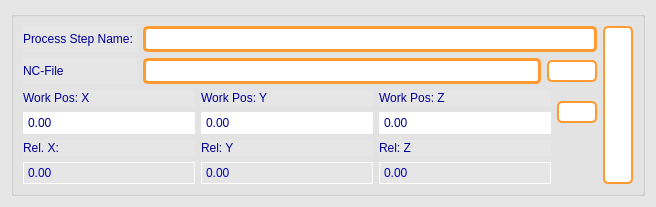
Above: GUI_files/process_step_widget.ui from goegilein/Controller before the change. Below: the same form after it.
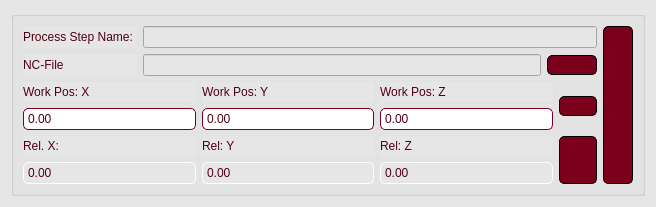
That is the form after the change. Icons and pictures are not drawn.

```diff
--- a/GUI_files/process_step_widget.ui
+++ b/GUI_files/process_step_widget.ui
@@ -16,13 +16,21 @@
   <property name="styleSheet">
    <string notr="true">QWidget{
 background-color: rgb(230,230,230);
+}
 
+QGroupBox{
+color:  rgb(80, 0, 19);  /* Text color */
+font-weight: bold;  /* Bold text */
+}
+
+QLabel{
+color:  rgb(80, 0, 19);;  /* Text color */
 }
 
 QPushButton {
-	background-color: rgb(255,255,255);  /* Background color */
-    color: rgb(0, 0, 150);  /* Text color */
-    border: 2px solid rgb(255,155, 50);  /* Border color */
+	background-color: rgb(122,0,28);  /* Background color */
+	border: 1px solid rgb(0, 0, 0);
+    color: rgb(255, 255, 255);  /* Text color */
     border-radius: 5px;  /* Rounded edges */
 	padding: 2px;
 }
@@ -38,83 +46,83 @@
 	border: 3px solid rgb(205, 85, 0);
 }
 QPushButton:clicked {
-   background-color: rgb(200, 200, 210);  /* Background color when pressed */
-	border:  rgb(205, 85, 0);
+   background-color: rgb(80,0,19);  /* Background color when pressed */
+	border-color:  rgb(0,0, 0);
 }
 
 QPushButton:checked {
-    background-color: rgb(220,120, 15);
-	border: 3px solid rgb(205, 105, 0);
+    background-color: rgb(255,255,255);
+	color:  rgb(80, 0, 19);
+	border: 2px solid rgb(122, 0, 28);
 	font-weight: bold;  /* Bold text */
 }
 
 QPushButton:disabled {
-    background-color: rgb(220,220, 220);
-	border: 3px solid rgb(205, 105, 0);
-	font-weight: bold;  /* Bold text */
+    background-color: rgb(180,180, 180);
+	border: 1px solid rgb(0, 0,0);
 }
 
 QDoubleSpinBox:enabled{
 background-color: rgb(255,255,255);
-color: rgb(0, 0, 150);  /* Text color */
-border: 1px solid rgb(255,255,255);  /* Border color */
-border-radius: 1px;  /* Rounded edges */
+color:  rgb(80, 0, 19);  /* Text color */
+border: 1px solid  rgb(122, 0, 28);  /* Border color */
+border-radius: 5px;  /* Rounded edges */
 padding : 2px;
 }
 QDoubleSpinBox:disabled{
-color: rgb(0, 0, 200);  /* Text color */
+color: rgb(80, 0, 19);  /* Text color */
 border: 1px solid rgb(255,255,255);  /* Border color */
-border-radius: 1px;  /* Rounded edges */
+border-radius: 5px;  /* Rounded edges */
 padding : 2px;
 }
 
 QSpinBox:enabled{
 background-color: rgb(255,255,255);
-color: rgb(0, 0, 150);  /* Text color */
-border: 1px solid rgb(255,255,255);  /* Border color */
-border-radius: 1px;  /* Rounded edges */
+color:  rgb(80, 0, 19);  /* Text color */
+border: 1px solid  rgb(122, 0, 28);  /* Border color */
+border-radius: 5px;  /* Rounded edges */
 padding : 2px;
+
 }
 QSpinBox:disabled{
-color: rgb(0, 0, 200);  /* Text color */
+color: rgb(80, 0, 19);  /* Text color */
 border: 1px solid rgb(255,255,255);  /* Border color */
-border-radius: 1px;  /* Rounded edges */
+border-radius: 5px;  /* Rounded edges */
 padding : 2px;
 }
 
-QGroupBox{
-color: rgb(0, 0, 150);  /* Text color */
-font-weight: bold;  /* Bold text */
-}
-
-QLabel{
-color: rgb(0, 0, 150);  /* Text color */
-}
-
 QPlainTextEdit{
 background-color: rgb(255,255,255);
 border-radius: 5px;  /* Rounded edges */
 }
 
-QLineEdit{
+QLineEdit:endabled{
 background-color: rgb(255,255,255);
-color: rgb(0, 0, 150);  /* Text color */
-border: 3px solid rgb(255,155,50);  /* Border color */
+color:  rgb(80, 0, 19);  /* Text color */
+border: 1px solid rgb(0,0,0);  /* Border color */
+border-radius: 5px;  /* Rounded edges */
+padding : 2px;
+}
+
+QLineEdit:disabled{
+background-color: rgb(230,230,230);
+color:  rgb(80, 0, 19);  /* Text color */
+border: 1px solid rgb(0,0,0);  /* Border color */
 border-radius: 5px;  /* Rounded edges */
 padding : 2px;
 }
 
 QComboBox{
 background-color: rgb(255,255,255);
-color: rgb(0, 0, 150);  /* Text color */
-border: 3px solid rgb(255,155,50);  /* Border color */
+color:  rgb(80, 0, 19);  /* Text color */
+border: 1px solid rgb(0,0,0);  /* Border color */
 border-radius: 5px;  /* Rounded edges */
 padding : 2px;
 }
 
 QTabBar::tab {
-    color: rgb(0, 0, 150); 
-    border: 2px solid rgb(255,155,50);
+    color:  rgb(80, 0, 19); 
+    border: 1px solid rgb(122,0,28);
     padding: 5px;
     border-top-left-radius: 5px;
     border-top-right-radius: 5px;
@@ -122,16 +130,17 @@
 }
 
 QTabBar::tab:selected {
-    color:rgb(0, 0, 150); 
+    color:  rgb(80, 0, 19); 
     background-color: rgb(255, 255, 255); ;
     font-weight: bold;
-	border: 3px solid rgb(235, 135, 30);
+	border: 2px solid rgb(122, 0, 28);
 }
 
 QTabBar::tab:hover {
-    color: rgb(0, 0, 200); /* Slightly lighter orange */
-	background-color: rgb(245, 245, 255); ;
-}</string>
+    color:  rgb(122, 0, 28); /* Slightly lighter orange */
+	background-color: rgb(245, 245, 245); ;
+}
+</string>
   </property>
   <layout class="QGridLayout" name="gridLayout">
    <item row="0" column="0">
@@ -269,6 +278,12 @@
           <property name="buttonSymbols">
            <enum>QAbstractSpinBox::NoButtons</enum>
           </property>
+          <property name="minimum">
+           <double>-1000.000000000000000</double>
+          </property>
+          <property name="maximum">
+           <double>1000.000000000000000</double>
+          </property>
          </widget>
         </item>
         <item row="1" column="2">
@@ -296,6 +311,12 @@
           <property name="buttonSymbols">
            <enum>QAbstractSpinBox::NoButtons</enum>
           </property>
+          <property name="minimum">
+           <double>-1000.000000000000000</double>
+          </property>
+          <property name="maximum">
+           <double>1000.000000000000000</double>
+          </property>
          </widget>
         </item>
         <item row="2" column="2">
@@ -320,6 +341,12 @@
           <property name="buttonSymbols">
            <enum>QAbstractSpinBox::NoButtons</enum>
           </property>
+          <property name="minimum">
+           <double>-1000.000000000000000</double>
+          </property>
+          <property name="maximum">
+           <double>1000.000000000000000</double>
+          </property>
          </widget>
         </item>
         <item row="0" column="3" rowspan="2">
@@ -339,6 +366,29 @@
           </property>
          </widget>
         </item>
+        <item row="2" column="3" rowspan="2">
+         <widget class="QPushButton" name="go_to_wp_button">
+          <property name="sizePolicy">
+           <sizepolicy hsizetype="Minimum" vsizetype="Preferred">
+            <horstretch>0</horstretch>
+            <verstretch>0</verstretch>
+           </sizepolicy>
+          </property>
+          <property name="text">
+           <string/>
+          </property>
+          <property name="icon">
+           <iconset>
+            <normaloff>resources/move_to.png</normaloff>resources/move_to.png</iconset>
+          </property>
+          <property name="iconSize">
+           <size>
+            <width>25</width>
+            <height>25</height>
+           </size>
+          </property>
+         </widget>
+        </item>
        </layout>
       </item>
       <item row="0" column="2" rowspan="3">
```
Left out of the diff: 10 changed lines with no effect on the pictures.
